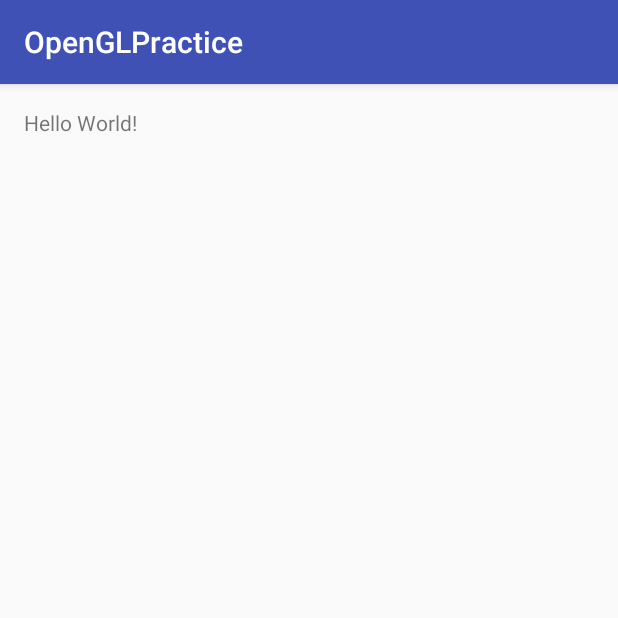
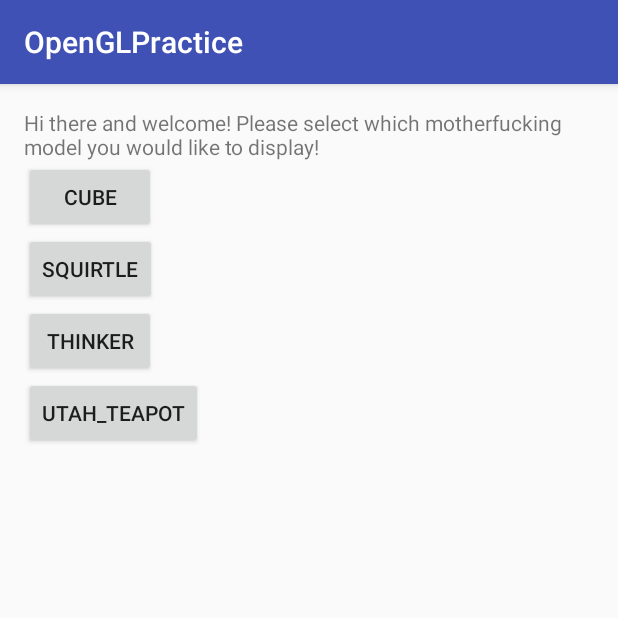
Before and after one commit to LeonardGrazian/OneBagOfCode, an Android app: the screen it shows after launch (MainActivity), on a phone screen of 412 x 824 dp, the top half of it. Run offline under Robolectric (Android 15) with nearby library versions, the phone set to English and light mode, and no system bars.

```diff
--- a/OpenGLPractice/app/src/main/res/layout/activity_main.xml
+++ b/OpenGLPractice/app/src/main/res/layout/activity_main.xml
@@ -10,7 +10,40 @@
     tools:context="com.example.mohawkgroup.openglpractice.MainActivity">
 
     <TextView
+        android:id="@+id/intro_message"
         android:layout_width="wrap_content"
         android:layout_height="wrap_content"
-        android:text="Hello World!" />
+        android:text="@string/welcome" />
+
+    <Button
+        android:id="@+id/button1"
+        android:layout_width="wrap_content"
+        android:layout_height="wrap_content"
+        android:layout_below="@id/intro_message"
+        android:text="@string/button1_label"
+        android:onClick="displayModel"/>
+
+    <Button
+        android:id="@+id/button2"
+        android:layout_width="wrap_content"
+        android:layout_height="wrap_content"
+        android:layout_below="@id/button1"
+        android:text="@string/button2_label"
+        android:onClick="displayModel"/>
+
+    <Button
+        android:id="@+id/button3"
+        android:layout_width="wrap_content"
+        android:layout_height="wrap_content"
+        android:layout_below="@id/button2"
+        android:text="@string/button3_label"
+        android:onClick="displayModel"/>
+
+    <Button
+        android:id="@+id/button4"
+        android:layout_width="wrap_content"
+        android:layout_height="wrap_content"
+        android:layout_below="@id/button3"
+        android:text="@string/button4_label"
+        android:onClick="displayModel"/>
 </RelativeLayout>
--- a/OpenGLPractice/app/src/main/res/values/strings.xml
+++ b/OpenGLPractice/app/src/main/res/values/strings.xml
@@ -1,3 +1,12 @@
 <resources>
     <string name="app_name">OpenGLPractice</string>
+
+    <string name="title_activity_display">Model Viewer</string>
+
+    <string name="welcome">Hi there and welcome! Please select which motherfucking model you would like to display!</string>
+
+    <string name="button1_label">cube</string>
+    <string name="button2_label">squirtle</string>
+    <string name="button3_label">thinker</string>
+    <string name="button4_label">utah_teapot</string>
 </resources>
```
Also changed, not shown: OpenGLPractice/app/src/main/AndroidManifest.xml (+9 -0 lines), OpenGLPractice/app/src/main/java/com/example/mohawkgroup/openglpractice/ModelLoader.java (+13 -10 lines), OpenGLPractice/app/src/main/java/com/example/mohawkgroup/openglpractice/MyRenderer.java (+83 -81 lines).
